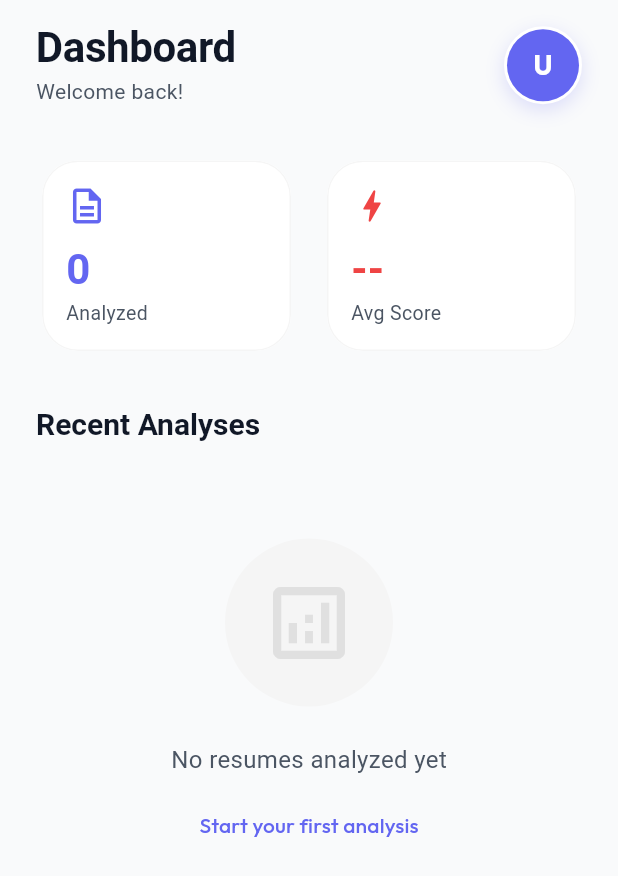
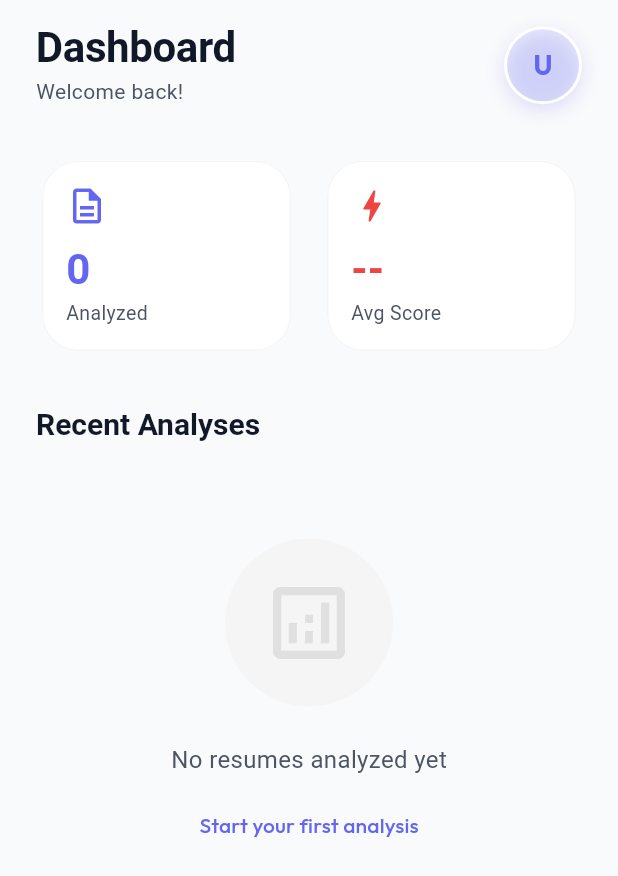
Before and after one commit to GobindPatel2441/AI-Resume-Analyzer-UI-Design, a Flutter app: the HomeTab screen opened directly, on a phone screen of 412 x 824 dp. Shown: the top 876 px of the screen. Run offline on Flutter 3.47's test engine with Material 3 defaults, Android fonts, the phone set to English and light mode, and no system bars; our stand-ins replace file_picker, flutter_spinkit, google_fonts, image_cropper, image_picker, shared_preferences and 1 more; missing offline and left inert: syncfusion_flutter_pdf; accounts and stored records are empty.

Commit message:
Refactored profile picture flow with image_cropper, local storage persistence, and fixed Android native UI overlap

```diff
--- a/ai_resume_analyzer/lib/screens/tabs/home_tab.dart
+++ b/ai_resume_analyzer/lib/screens/tabs/home_tab.dart
@@ -1,3 +1,4 @@
+import 'dart:io';
 import 'package:flutter/material.dart';
 import 'package:provider/provider.dart';
 import '../../core/app_theme.dart';
@@ -6,6 +7,7 @@ import '../../providers/auth_provider.dart';
 import '../../providers/navigation_provider.dart';
 import '../../widgets/resume_tile.dart';
 import '../../widgets/shimmer_loading.dart';
+import '../../widgets/profile_avatar.dart';
 import '../results_screen.dart';
 
 class HomeTab extends StatelessWidget {
@@ -68,23 +70,15 @@ class HomeTab extends StatelessWidget {
                           ),
                         ],
                       ),
-                      child: InkWell(
-                        onTap: () => Provider.of<NavigationProvider>(context, listen: false).setIndex(3),
-                        borderRadius: BorderRadius.circular(24),
-                        child: CircleAvatar(
-                          radius: 24,
-                          backgroundColor: AppTheme.primaryColor,
-                          child: Text(
-                            auth.userName?.isNotEmpty == true
-                                ? auth.userName![0].toUpperCase()
-                                : 'U',
-                            style: const TextStyle(
-                                color: Colors.white,
-                                fontWeight: FontWeight.bold,
-                                fontSize: 18),
-                          ),
-                        ),
+                    child: InkWell(
+                      onTap: () => Provider.of<NavigationProvider>(context, listen: false).setIndex(3),
+                      borderRadius: BorderRadius.circular(24),
+                      child: const ProfileAvatar(
+                        radius: 24,
+                        fontSize: 18,
                       ),
+                    ),
+
                     ),
                   ],
                 ),
--- a/ai_resume_analyzer/lib/utils/constants.dart
+++ b/ai_resume_analyzer/lib/utils/constants.dart
@@ -18,6 +18,8 @@ class AppConstants {
   static const String userIdKey = 'user_id';
   static const String userPhoneKey = 'user_phone';
   static const String userLocationKey = 'user_location';
+  static const String userProfilePicKey = 'user_profile_pic';
+
 
   // Popular job roles for quick selection
   static const List<String> popularJobRoles = [
--- /dev/null
+++ b/ai_resume_analyzer/lib/widgets/profile_avatar.dart
@@ -0,0 +1,44 @@
+import 'dart:io';
+import 'package:flutter/material.dart';
+import 'package:provider/provider.dart';
+import '../providers/auth_provider.dart';
+import '../core/app_theme.dart';
+
+class ProfileAvatar extends StatelessWidget {
+  final double radius;
+  final double? fontSize;
+
+  const ProfileAvatar({
+    super.key,
+    required this.radius,
+    this.fontSize,
+  });
+
+  @override
+  Widget build(BuildContext context) {
+    final auth = Provider.of<AuthProvider>(context);
+    final name = auth.userName ?? 'U';
+
+    // Determine ImageProvider based on local file existence
+    ImageProvider? imageProvider;
+    if (auth.profilePicPath != null && File(auth.profilePicPath!).existsSync()) {
+      imageProvider = FileImage(File(auth.profilePicPath!));
+    }
+
+    return CircleAvatar(
+      radius: radius,
+      backgroundColor: AppTheme.primaryColor.withOpacity(0.1),
+      backgroundImage: imageProvider,
+      child: imageProvider == null
+          ? Text(
+              name.isNotEmpty ? name[0].toUpperCase() : 'U',
+              style: TextStyle(
+                color: AppTheme.primaryColor,
+                fontSize: fontSize ?? (radius * 0.8),
+                fontWeight: FontWeight.bold,
+              ),
+            )
+          : null,
+    );
+  }
+}
```
Also changed, not shown: ai_resume_analyzer/lib/providers/auth_provider.dart (+42 -0 lines), ai_resume_analyzer/lib/screens/tabs/profile_tab.dart (+130 -10 lines), ai_resume_analyzer/lib/services/auth_service.dart (+11 -0 lines), ai_resume_analyzer/lib/services/image_service.dart (added, +59 -0 lines), ai_resume_analyzer/pubspec.yaml (+6 -2 lines), ai_resume_analyzer/pubspec.lock, 8 other files.
